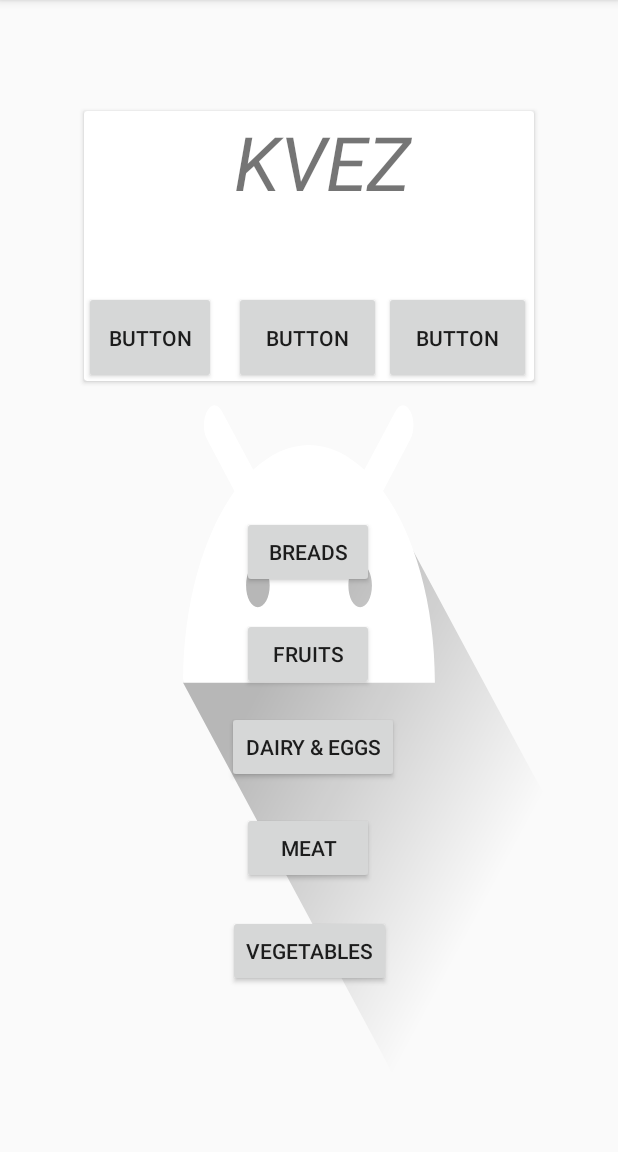
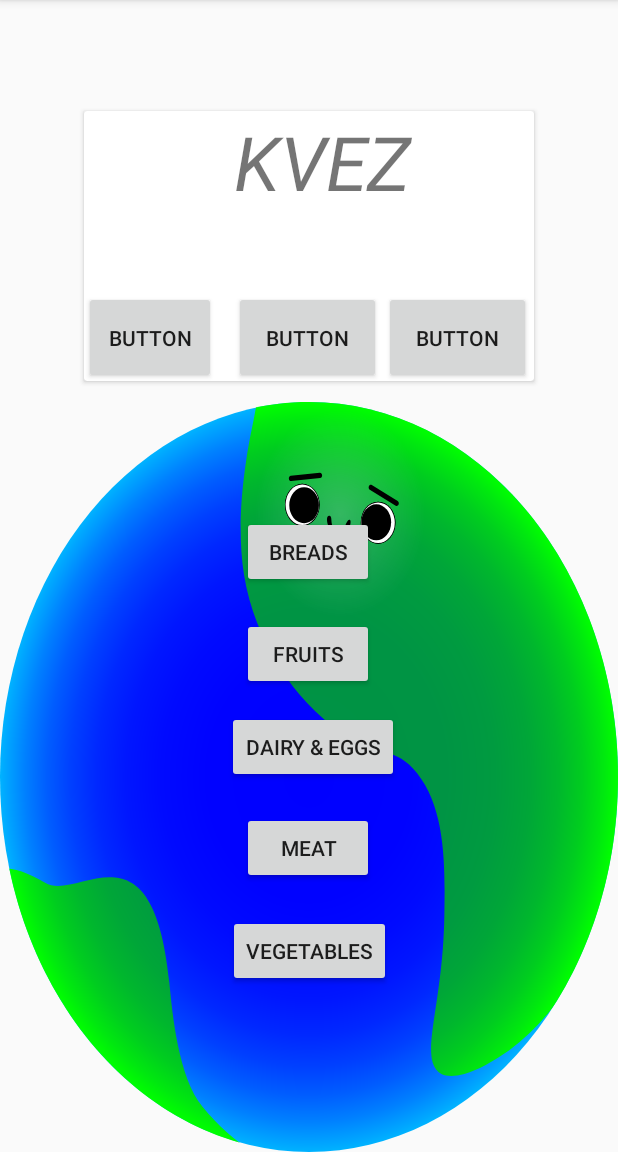
Before and after one commit to Nivlon/P2-A221-SemesterProject, an Android app: the screen it shows after launch (MainActivity), on a phone screen of 412 x 824 dp, the part 84-1236 px from its top. Run offline under Robolectric (Android 15) with nearby library versions, the phone set to English and light mode, and no system bars.

Commit message:
Trouble with earth...
It has many faces

```diff
--- a/app/src/main/java/com/example/p2semesterproject/MainActivity.java
+++ b/app/src/main/java/com/example/p2semesterproject/MainActivity.java
@@ -34,8 +34,7 @@ public class MainActivity extends AppCompatActivity {
             // do something when the button is clicked
 
             //Go to list activity (screen)
-            Intent intent=new Intent(getApplicationContext(),CategorizedList.class);
-            startActivity(intent);
+            startActivity(new Intent(getApplicationContext(),CategorizedList.class));
 
             // Which button clicked?
             switch (v.getId() /*to get clicked view id**/) {
--- /dev/null
+++ b/app/src/main/res/drawable/ic_earth.xml
@@ -0,0 +1,70 @@
+<vector android:height="24dp" android:viewportHeight="1000"
+    android:viewportWidth="1000" android:width="24dp"
+    xmlns:aapt="http://schemas.android.com/aapt" xmlns:android="http://schemas.android.com/apk/res/android">
+    <path android:pathData="M500,500m-500,0a500,500 0,1 1,1000 0a500,500 0,1 1,-1000 0">
+        <aapt:attr name="android:fillColor">
+            <gradient android:centerX="500" android:centerY="500"
+                android:gradientRadius="500" android:type="radial">
+                <item android:color="#FF0000FF" android:offset="0"/>
+                <item android:color="#FF0002FF" android:offset="0.3282"/>
+                <item android:color="#FF000AFF" android:offset="0.4785"/>
+                <item android:color="#FF0016FF" android:offset="0.5925"/>
+                <item android:color="#FF0028FF" android:offset="0.6883"/>
+                <item android:color="#FF0040FF" android:offset="0.7726"/>
+                <item android:color="#FF005DFF" android:offset="0.8488"/>
+                <item android:color="#FF0080FF" android:offset="0.919"/>
+                <item android:color="#FF00A7FF" android:offset="0.9826"/>
+                <item android:color="#FF00B3FF" android:offset="1"/>
+            </gradient>
+        </aapt:attr>
+    </path>
+    <group>
+        <clip-path android:pathData="M942,213C723,-77 394.61,-99.68 412,-49c13.64,39.74 -3.37,67.3 -14,129c-3.82,22.19 -15.3,88.82 -3,151c17.18,86.82 81.07,166.75 156,209c64.14,36.17 88.5,17.74 124,55c46.65,48.97 45.25,123.48 44,190c-2.24,119.05 -39.83,184.95 -10,208c3.59,2.78 21.27,15.06 77,-9c106.07,-45.79 166.35,-143.94 194,-199c8.68,-17.28 64.06,70.04 34,99c-273,263 -522.2,319.13 -686,156c-39.68,-39.52 -48.99,-124.59 -54,-166C247,551 126,667.49 73,641c-272.73,-136.29 -101.75,475.35 233,466C1189.17,1082.34 1190.89,542.58 942,213z M 0,0"/>
+        <path android:pathData="M1000,500c0,276.14 -223.86,500 -500,500S0,776.14 0,500S223.86,0 500,0c134.15,0 255.97,52.83 345.77,138.83C940.81,229.85 1000,358.01 1000,500z">
+            <aapt:attr name="android:fillColor">
+                <gradient android:centerX="500" android:centerY="500"
+                    android:gradientRadius="500" android:type="radial">
+                    <item android:color="#FF009245" android:offset="0"/>
+                    <item android:color="#FF009444" android:offset="0.442"/>
+                    <item android:color="#FF009B40" android:offset="0.6012"/>
+                    <item android:color="#FF00A638" android:offset="0.7147"/>
+                    <item android:color="#FF00B72D" android:offset="0.8065"/>
+                    <item android:color="#FF00CD1F" android:offset="0.885"/>
+                    <item android:color="#FF00E80F" android:offset="0.9534"/>
+                    <item android:color="#FF00FF00" android:offset="1"/>
+                </gradient>
+            </aapt:attr>
+        </path>
+    </group>
+    <path android:pathData="M713.86,180.63c-14.78,76.03 -99.88,123.46 -190.07,105.92c-90.2,-17.53 -151.33,-93.38 -136.55,-169.41S487.12,-6.32 577.31,11.21S728.64,104.59 713.86,180.63z">
+        <aapt:attr name="android:fillColor">
+            <gradient android:centerX="550.5404"
+                android:centerY="148.865"
+                android:gradientRadius="137.43257" android:type="radial">
+                <item android:color="#33FFFFFF" android:offset="0"/>
+                <item android:color="#00FFFFFF" android:offset="1"/>
+            </gradient>
+        </aapt:attr>
+    </path>
+    <path android:fillColor="#FF000000" android:pathData="M611.83,160.91m-28,0a28,28 0,1 1,56 0a28,28 0,1 1,-56 0"/>
+    <path android:fillColor="#FF000000" android:pathData="M489.13,137.06m-28,0a28,28 0,1 1,56 0a28,28 0,1 1,-56 0"/>
+    <path android:fillColor="#FF000000" android:pathData="M611.83,160.91m-28,0a28,28 0,1 1,56 0a28,28 0,1 1,-56 0"/>
+    <path android:fillColor="#FF000000" android:pathData="M489.13,137.06m-28,0a28,28 0,1 1,56 0a28,28 0,1 1,-56 0"/>
+    <path android:fillColor="#FFFFFF" android:pathData="M611.83,160.91m-27,0a27,27 0,1 1,54 0a27,27 0,1 1,-54 0"/>
+    <path android:fillColor="#FFFFFF" android:pathData="M489.13,137.06m-27,0a27,27 0,1 1,54 0a27,27 0,1 1,-54 0"/>
+    <path android:fillColor="#FF000000" android:pathData="M608.88,160.34m-24,0a24,24 0,1 1,48 0a24,24 0,1 1,-48 0"/>
+    <path android:fillColor="#FF000000" android:pathData="M492.07,137.64m-24,0a24,24 0,1 1,48 0a24,24 0,1 1,-48 0"/>
+    <path android:fillColor="#FF000000" android:pathData="M640.3,138.27l-41.88,-21.33c-1.72,-0.87 -2.4,-2.99 -1.53,-4.71v0c0.87,-1.72 2.99,-2.4 4.71,-1.53l41.88,21.33c1.72,0.87 2.4,2.99 1.53,4.71l0,0C644.14,138.45 642.02,139.14 640.3,138.27z"/>
+    <path android:fillColor="#FF000000" android:pathData="M471.21,105.4l46.82,-4.08c1.92,-0.17 3.35,-1.87 3.18,-3.79v0c-0.17,-1.92 -1.87,-3.35 -3.79,-3.18l-46.82,4.08c-1.92,0.17 -3.35,1.87 -3.18,3.79l0,0C467.59,104.13 469.29,105.57 471.21,105.4z"/>
+    <path android:fillColor="#FF000000" android:pathData="M565.7,195.66c-0.75,5.12 -24.8,11.59 -38.37,-0.88c-4.09,-3.75 -9.5,-11.33 -7.24,-14.57C525.1,173.01 566.74,188.6 565.7,195.66z"/>
+    <path android:fillColor="#FF000000" android:pathData="M547.8,183.31c-11.2,-3.75 -26.66,0.75 -28.71,9.14c-2.17,8.86 10.49,22.48 23.48,21.44c9.51,-0.76 19.58,-9.4 18.57,-17.94C560.15,187.61 549.07,183.74 547.8,183.31z"/>
+    <path android:fillColor="#FF000000" android:pathData="M533.79,200.76c-7.28,-4.47 -6.33,-17.71 -14.21,-16c-7.44,1.61 -2.86,14.72 9.48,21.45c6.28,3.42 23.64,3.17 23.38,-1.82C552.23,200.26 544.57,207.38 533.79,200.76z"/>
+    <path android:fillColor="#FF000000" android:pathData="M524.49,182.01c-9.16,1.19 -1.96,18.59 13.14,21.53c15.5,3.01 29.69,-8.32 22.72,-12.91c-6.22,-4.1 -8.21,8.3 -21.73,5.68C527.1,194.07 533.38,180.85 524.49,182.01z"/>
+    <path android:fillColor="#FF000000" android:pathData="M519.25,185.9c0.63,-5.14 24.52,-12.18 38.38,-0.03c4.17,3.66 9.77,11.1 7.59,14.4C560.38,207.58 518.38,192.99 519.25,185.9z"/>
+    <path android:fillColor="#FF000000" android:pathData="M533.14,151.73c-7.91,-1.54 -4.2,21.6 12.49,24.84c18.68,3.63 25,-18.57 20.09,-19.52c-5.97,-1.16 -6.19,16.12 -18.95,13.63C531.07,167.63 540.01,153.07 533.14,151.73z"/>
+    <path android:fillColor="#FF000000" android:pathData="M566.6,191.85l-47.12,-9.16c-1.35,-0.26 -2.24,-1.58 -1.98,-2.93l0.57,-2.94c0.26,-1.35 1.58,-2.24 2.93,-1.98l47.12,9.16c1.35,0.26 2.24,1.58 1.98,2.93l-0.57,2.94C569.26,191.22 567.95,192.11 566.6,191.85z"/>
+    <path android:fillColor="#FF000000" android:pathData="M552.85,189.18l-19.63,-3.82c-1.35,-0.26 -2.24,-1.58 -1.98,-2.93l0.57,-2.94c0.26,-1.35 1.58,-2.24 2.93,-1.98l19.63,3.82c1.35,0.26 2.24,1.58 1.98,2.93l-0.57,2.94C555.52,188.55 554.2,189.44 552.85,189.18z"/>
+    <path android:fillColor="#FF000000" android:pathData="M552.85,189.18l-19.63,-3.82c-1.35,-0.26 -2.24,-1.58 -1.98,-2.93l0.57,-2.94c0.26,-1.35 1.58,-2.24 2.93,-1.98l19.63,3.82c1.35,0.26 2.24,1.58 1.98,2.93l-0.57,2.94C555.52,188.55 554.2,189.44 552.85,189.18z"/>
+    <path android:fillColor="#FF000000" android:pathData="M562.89,176.87c0.76,-3.93 -8.43,1.42 -9.76,8.29c-1.53,7.85 5.37,14.29 6.14,10.36c0.76,-3.93 -3.35,-3.71 -2.21,-9.6C558.2,180.03 562.12,180.79 562.89,176.87z"/>
+    <path android:fillColor="#FF000000" android:pathData="M528.53,170.19c0.76,-3.93 7.28,4.47 5.94,11.34c-1.53,7.85 -10.33,11.23 -9.57,7.31c0.76,-3.93 4.5,-2.18 5.64,-8.07C531.69,174.88 527.77,174.12 528.53,170.19z"/>
+</vector>
--- a/app/src/main/res/layout/activity_main.xml
+++ b/app/src/main/res/layout/activity_main.xml
@@ -4,9 +4,16 @@
     xmlns:tools="http://schemas.android.com/tools"
     android:layout_width="match_parent"
     android:layout_height="match_parent"
-    android:background="@drawable/ic_launcher_foreground"
     android:visibility="visible"
     tools:context=".MainActivity">
+
+    <ImageView
+        android:background="@drawable/ic_earth"
+        android:layout_height="500dp"
+        android:layout_width="match_parent"
+        app:layout_constraintBottom_toBottomOf="parent"
+        app:layout_constraintLeft_toLeftOf="parent"
+        app:layout_constraintRight_toRightOf="parent" />
 
     <Button
         android:id="@+id/veg_category"
```
